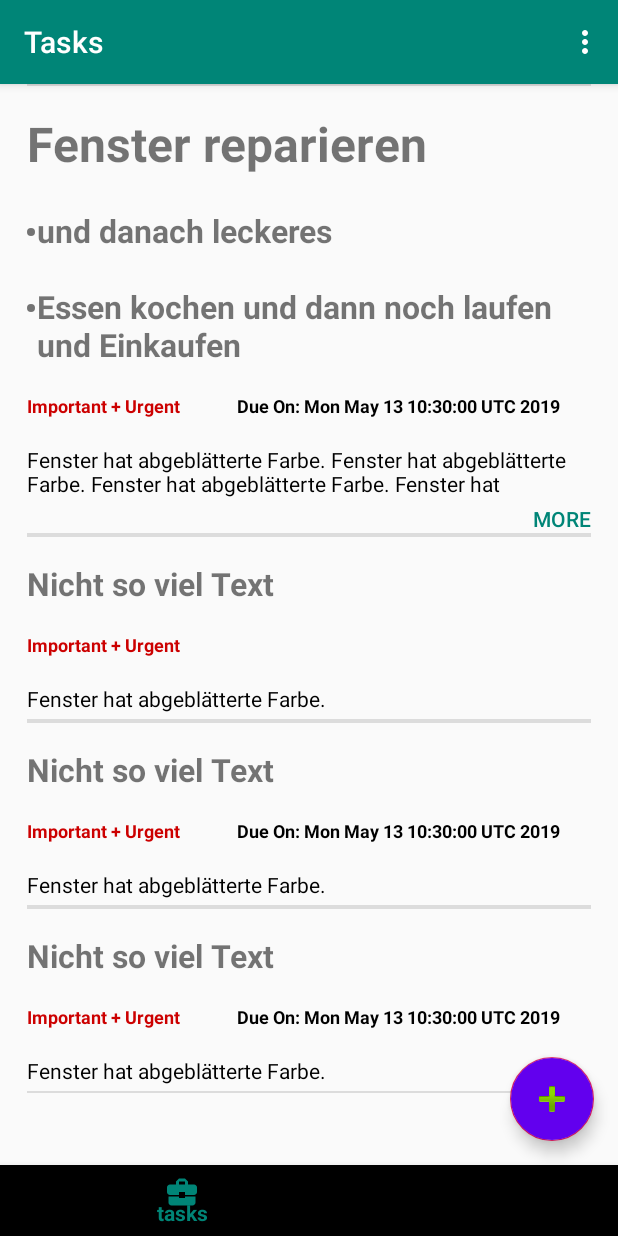
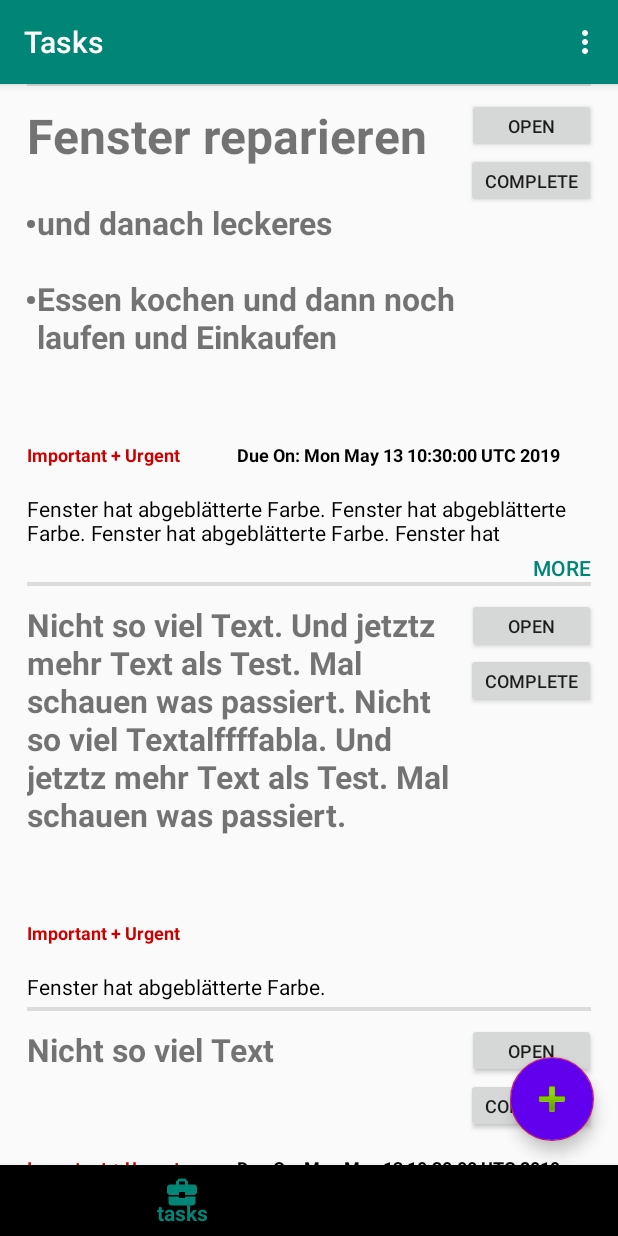
Before and after one commit to SpurNut/House-Keeper, an Android app: the screen it shows after launch (MainActivity), on a phone screen of 412 x 824 dp. Run offline under Robolectric (Android 15) with nearby library versions, the phone set to English and light mode, and no system bars; our stand-ins replace navigation-ui.

Commit message:
Added Complete and Open Buttons to taskview

```diff
--- a/app/build.gradle
+++ b/app/build.gradle
@@ -6,7 +6,7 @@ android {
     compileSdkVersion 28
     defaultConfig {
         applicationId "com.spurnut.housekeeper"
-        minSdkVersion 28
+        minSdkVersion 26
         targetSdkVersion 28
         versionCode 1
         versionName "1.0"
--- a/app/src/main/java/com/spurnut/housekeeper/tasksscreen/Task_Fragment.kt
+++ b/app/src/main/java/com/spurnut/housekeeper/tasksscreen/Task_Fragment.kt
@@ -48,7 +48,7 @@ class Task_Fragment : Fragment() {
                 "* Essen kochen und dann noch laufen und Einkaufen",
                 urgency = URGENCY_IMPORTANCE_QUADRANT.URGENT_IMPORTANT,
                 description = "Fenster hat abgeblätterte Farbe. Fenster hat abgeblätterte Farbe. Fenster hat abgeblätterte Farbe. Fenster hat abgeblätterte Farbe. Fenster hat abgeblätterte Farbe.", dueDate = Date(), images = null),
-                Task(title = "Nicht so viel Text",
+                Task(title = "Nicht so viel Text. Und jetztz mehr Text als Test. Mal schauen was passiert. Nicht so viel Textalffffabla. Und jetztz mehr Text als Test. Mal schauen was passiert.",
                 urgency = URGENCY_IMPORTANCE_QUADRANT.URGENT_IMPORTANT,
                 description = "Fenster hat abgeblätterte Farbe.", dueDate = null, images = null),
                 Task(title = "Nicht so viel Text",
--- a/app/src/main/res/layout/my_text_view.xml
+++ b/app/src/main/res/layout/my_text_view.xml
@@ -8,23 +8,52 @@
     <View
         android:id="@+id/divider_top"
         android:layout_width="match_parent"
+        android:layout_height="1dp"
         android:layout_marginLeft="18dp"
         android:layout_marginRight="18dp"
-        android:layout_height="1dp"
         android:background="?android:attr/listDivider" />
 
     <TextView
         android:id="@+id/task_title"
         android:layout_width="wrap_content"
         android:layout_height="wrap_content"
-        android:layout_margin="18dp"
+        android:layout_marginTop="11dp"
+        android:layout_below="@+id/divider_top"
+        android:layout_toStartOf="@+id/button"
+        android:layout_alignStart="@+id/divider_top"
         android:textSize="21sp"
         android:textStyle="bold" />
+
+    <Button
+        android:id="@+id/button"
+        android:layout_width="wrap_content"
+        android:layout_height="wrap_content"
+        android:layout_below="@+id/divider_top"
+        android:layout_alignEnd="@+id/divider_top"
+        android:textSize="12sp"
+        android:layout_marginTop="8dp"
+        android:layout_marginRight="-3dp"
+        android:minWidth="86dp"
+        android:minHeight="0dp"
+        android:text="Open" />
+
+    <Button
+        android:id="@+id/button2"
+        android:layout_width="wrap_content"
+        android:layout_height="wrap_content"
+        android:layout_below="@+id/button"
+        android:layout_alignEnd="@+id/divider_top"
+        android:textSize="12sp"
+        android:layout_marginRight="-3dp"
+        android:minWidth="0dp"
+        android:minHeight="0dp"
+        android:text="Complete" />
 
     <TextView
         android:id="@+id/task_urgency"
         android:layout_width="wrap_content"
         android:layout_height="wrap_content"
+        android:layout_marginTop="56dp"
         android:layout_below="@+id/task_title"
         android:paddingLeft="18dp"
         android:text="@string/important_urgent"
@@ -36,6 +65,7 @@
         android:id="@+id/task_due_date"
         android:layout_width="wrap_content"
         android:layout_height="wrap_content"
+        android:layout_marginTop="56dp"
         android:layout_below="@+id/task_title"
         android:layout_toRightOf="@+id/task_urgency"
         android:paddingLeft="37dp"
@@ -48,8 +78,8 @@
         android:layout_width="wrap_content"
         android:layout_height="wrap_content"
         android:layout_below="@+id/task_urgency"
+        android:layout_marginLeft="18dp"
         android:layout_marginTop="18dp"
-        android:layout_marginLeft="18dp"
         android:layout_marginRight="18dp"
         android:layout_marginBottom="4dp"
         android:text="Das ist eine Beispiel Beschreibung. Wir sollten also darauf achten wie sich das ganze verhält. BLABLALBLALABL.
@@ -61,31 +91,30 @@
 
     <ToggleButton
         android:id="@+id/showMoreToggle"
-        android:minHeight="0dp"
-        android:minWidth="0dp"
         android:layout_width="wrap_content"
         android:layout_height="wrap_content"
         android:layout_below="@+id/task_description"
         android:layout_alignEnd="@+id/task_description"
+        android:layout_marginLeft="18dp"
+        android:background="?android:attr/selectableItemBackground"
+        android:minWidth="0dp"
+        android:minHeight="0dp"
         android:onClick="onClick"
-        android:background="?android:attr/selectableItemBackground"
         android:textColor="@color/colorPrimary"
         android:textOff="More"
         android:textOn="Less"
-        android:visibility="gone"
-        android:layout_marginLeft="18dp"
-        />
+        android:visibility="gone" />
 
     <View
         android:id="@+id/divider_bottom"
         android:layout_width="match_parent"
+        android:layout_height="1dp"
+        android:layout_below="@+id/showMoreToggle"
         android:layout_marginLeft="18dp"
         android:layout_marginRight="18dp"
-        android:layout_height="1dp"
-        android:layout_below="@+id/showMoreToggle"
+        android:background="?android:attr/listDivider"
         android:fadingEdge="vertical"
-        android:fadingEdgeLength="50dp"
-        android:background="?android:attr/listDivider" />
+        android:fadingEdgeLength="50dp" />
 
 
 </RelativeLayout>
```
